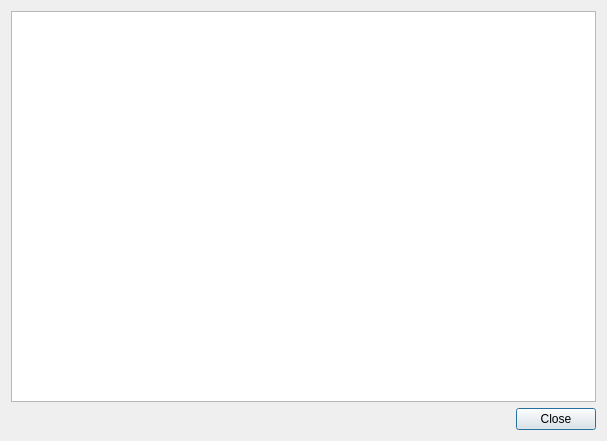
Old version of the form BackgroundTaskManager/JobViewer.ui in the repository KDE/kphotoalbum.
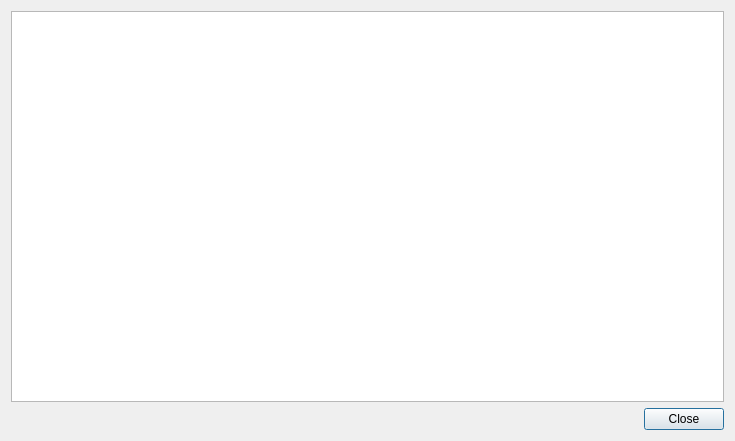
New version of the form.

Commit message: adjust column size

Diff of the .ui file:
```diff
--- a/BackgroundTaskManager/JobViewer.ui
+++ b/BackgroundTaskManager/JobViewer.ui
@@ -6,7 +6,7 @@
    <rect>
     <x>0</x>
     <y>0</y>
-    <width>607</width>
+    <width>735</width>
     <height>441</height>
    </rect>
   </property>
```
The commit also changes 1 other file.
